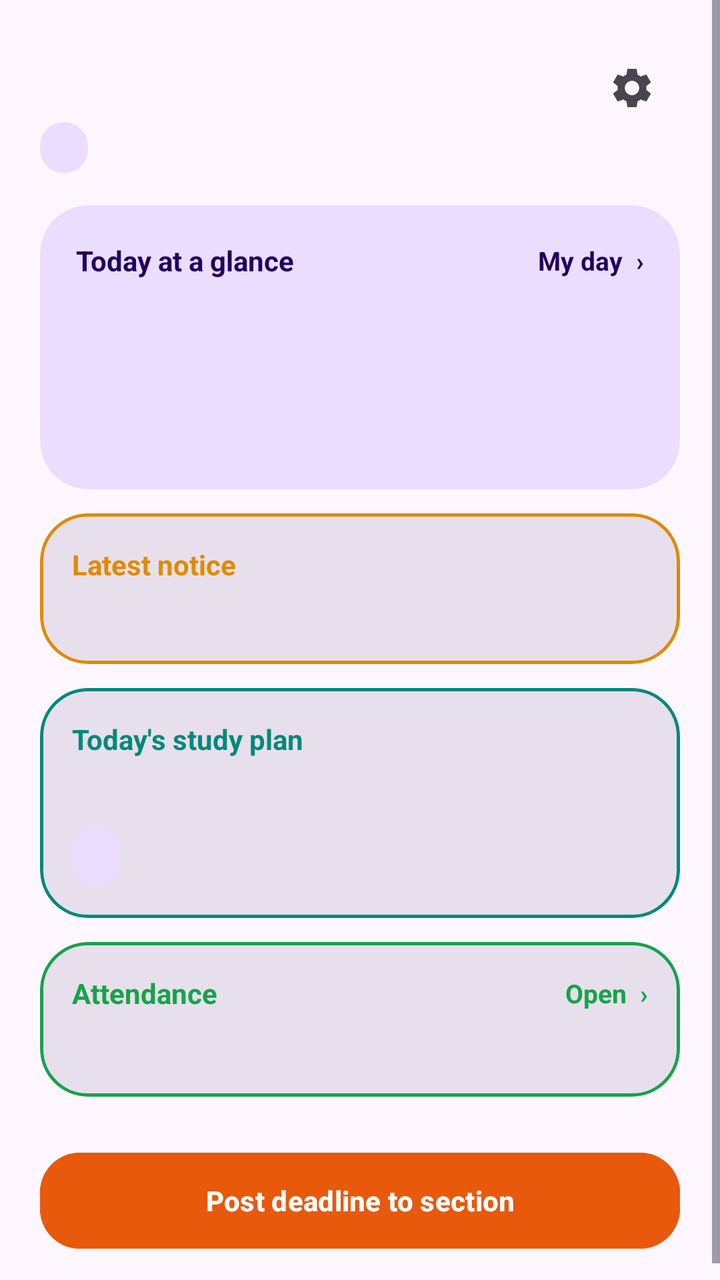
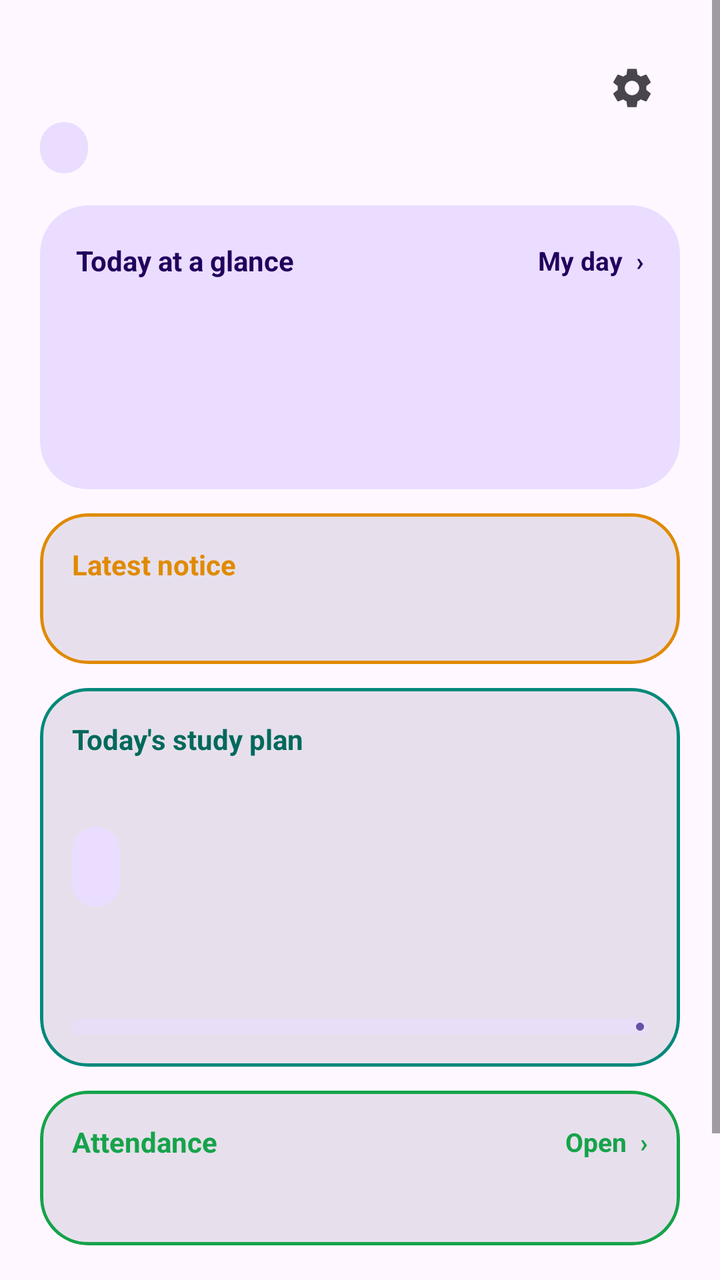

Screens rendered from an Android XML layout before and after an edit, with the pre-edit source and the edit as a unified diff.
<!-- AndroidManifest.xml: application theme Theme.CampusCompanion -->
<!-- res/layout/activity_main.xml -->
<?xml version="1.0" encoding="utf-8"?>
<ScrollView xmlns:android="http://schemas.android.com/apk/res/android"
    xmlns:app="http://schemas.android.com/apk/res-auto"
    android:layout_width="match_parent"
    android:layout_height="match_parent"
    android:fillViewport="true">

    <LinearLayout
        android:id="@+id/homeContainer"
        android:layout_width="match_parent"
        android:layout_height="wrap_content"
        android:orientation="vertical"
        android:padding="20dp">

        
        <LinearLayout
            android:layout_width="match_parent"
            android:layout_height="wrap_content"
            android:gravity="top"
            android:orientation="horizontal">

            <LinearLayout
                android:layout_width="0dp"
                android:layout_height="wrap_content"
                android:layout_weight="1"
                android:orientation="vertical">

                <TextView
                    android:id="@+id/tvGreeting"
                    android:layout_width="match_parent"
                    android:layout_height="wrap_content"
                    android:textColor="?attr/colorOnSurface"
                    android:textSize="26sp"
                    android:textStyle="bold" />

                <TextView
                    android:id="@+id/tvSection"
                    android:layout_width="wrap_content"
                    android:layout_height="wrap_content"
                    android:layout_marginTop="6dp"
                    android:background="@drawable/bg_chip"
                    android:paddingHorizontal="12dp"
                    android:paddingVertical="4dp"
                    android:textColor="?attr/colorOnPrimaryContainer"
                    android:textSize="13sp" />
            </LinearLayout>

            <ImageButton
                android:id="@+id/btnSettings"
                android:layout_width="48dp"
                android:layout_height="48dp"
                android:background="?attr/selectableItemBackgroundBorderless"
                android:contentDescription="Settings"
                android:src="@drawable/ic_settings"
                app:tint="?attr/colorOnSurfaceVariant" />
        </LinearLayout>

        
        <com.google.android.material.card.MaterialCardView
            android:id="@+id/cardGlance"
            android:layout_width="match_parent"
            android:layout_height="wrap_content"
            android:layout_marginTop="16dp"
            android:clickable="true"
            android:focusable="true"
            app:cardBackgroundColor="?attr/colorPrimaryContainer"
            app:cardCornerRadius="24dp"
            app:cardElevation="0dp"
            app:strokeWidth="0dp">

            <LinearLayout
                android:layout_width="match_parent"
                android:layout_height="wrap_content"
                android:orientation="vertical"
                android:padding="18dp">

                <LinearLayout
                    android:layout_width="match_parent"
                    android:layout_height="wrap_content"
                    android:gravity="center_vertical"
                    android:orientation="horizontal">

                    <TextView
                        android:layout_width="0dp"
                        android:layout_height="wrap_content"
                        android:layout_weight="1"
                        android:text="Today at a glance"
                        android:textColor="?attr/colorOnPrimaryContainer"
                        android:textSize="14sp"
                        android:textStyle="bold" />

                    <TextView
                        android:layout_width="wrap_content"
                        android:layout_height="wrap_content"
                        android:text="My day  &#8250;"
                        android:textColor="?attr/colorOnPrimaryContainer"
                        android:textSize="13sp"
                        android:textStyle="bold" />
                </LinearLayout>

                <TextView
                    android:id="@+id/tvWeather"
                    android:layout_width="match_parent"
                    android:layout_height="wrap_content"
                    android:layout_marginTop="10dp"
                    android:textColor="?attr/colorOnPrimaryContainer"
                    android:textSize="18sp"
                    android:textStyle="bold" />

                <TextView
                    android:id="@+id/tvNextClass"
                    android:layout_width="match_parent"
                    android:layout_height="wrap_content"
                    android:layout_marginTop="8dp"
                    android:lineSpacingExtra="2dp"
                    android:textColor="?attr/colorOnPrimaryContainer"
                    android:textSize="15sp" />

                <TextView
                    android:id="@+id/tvNextDeadline"
                    android:layout_width="match_parent"
                    android:layout_height="wrap_content"
                    android:layout_marginTop="4dp"
                    android:lineSpacingExtra="2dp"
                    android:textColor="?attr/colorOnPrimaryContainer"
                    android:textSize="15sp" />
            </LinearLayout>
        </com.google.android.material.card.MaterialCardView>

        
        <com.google.android.material.card.MaterialCardView
            android:id="@+id/cardNotice"
            android:layout_width="match_parent"
            android:layout_height="wrap_content"
            android:layout_marginTop="12dp"
            android:clickable="true"
            android:focusable="true"
            app:cardBackgroundColor="?attr/colorSurfaceVariant"
            app:cardCornerRadius="24dp"
            app:cardElevation="0dp"
            app:strokeColor="@color/home_notice"
            app:strokeWidth="1.5dp">

            <LinearLayout
                android:layout_width="match_parent"
                android:layout_height="wrap_content"
                android:orientation="vertical"
                android:padding="16dp">

                <LinearLayout
                    android:layout_width="match_parent"
                    android:layout_height="wrap_content"
                    android:gravity="center_vertical"
                    android:orientation="horizontal">

                    <TextView
                        android:layout_width="0dp"
                        android:layout_height="wrap_content"
                        android:layout_weight="1"
                        android:text="Latest notice"
                        android:textColor="@color/home_notice"
                        android:textSize="14sp"
                        android:textStyle="bold" />

                    <TextView
                        android:id="@+id/btnNoticeAck"
                        android:layout_width="wrap_content"
                        android:layout_height="wrap_content"
                        android:background="?attr/selectableItemBackground"
                        android:padding="6dp"
                        android:text="Got it"
                        android:textColor="@color/home_notice"
                        android:textSize="13sp"
                        android:textStyle="bold"
                        android:visibility="gone" />
                </LinearLayout>

                <TextView
                    android:id="@+id/tvNotice"
                    android:layout_width="match_parent"
                    android:layout_height="wrap_content"
                    android:layout_marginTop="4dp"
                    android:ellipsize="end"
                    android:lineSpacingExtra="3dp"
                    android:maxLines="3"
                    android:textColor="?attr/colorOnSurface"
                    android:textSize="15sp" />
            </LinearLayout>
        </com.google.android.material.card.MaterialCardView>

        
        <com.google.android.material.card.MaterialCardView
            android:id="@+id/cardStudy"
            android:layout_width="match_parent"
            android:layout_height="wrap_content"
            android:layout_marginTop="12dp"
            android:clickable="true"
            android:focusable="true"
            app:cardBackgroundColor="?attr/colorSurfaceVariant"
            app:cardCornerRadius="24dp"
            app:cardElevation="0dp"
            app:strokeColor="@color/study_teal"
            app:strokeWidth="1.5dp">

            <LinearLayout
                android:layout_width="match_parent"
                android:layout_height="wrap_content"
                android:orientation="vertical"
                android:padding="16dp">

                <TextView
                    android:layout_width="wrap_content"
                    android:layout_height="wrap_content"
                    android:text="Today's study plan"
                    android:textColor="@color/study_teal"
                    android:textSize="14sp"
                    android:textStyle="bold" />

                <TextView
                    android:id="@+id/tvStudyToday"
                    android:layout_width="match_parent"
                    android:layout_height="wrap_content"
                    android:layout_marginTop="6dp"
                    android:lineSpacingExtra="3dp"
                    android:textColor="?attr/colorOnSurface"
                    android:textSize="15sp" />

                <TextView
                    android:id="@+id/tvRevise"
                    android:layout_width="wrap_content"
                    android:layout_height="wrap_content"
                    android:layout_marginTop="8dp"
                    android:background="@drawable/bg_chip"
                    android:paddingHorizontal="12dp"
                    android:paddingVertical="6dp"
                    android:textColor="?attr/colorOnPrimaryContainer"
                    android:textSize="13sp"
                    android:textStyle="bold" />
            </LinearLayout>
        </com.google.android.material.card.MaterialCardView>

        
        <com.google.android.material.card.MaterialCardView
            android:id="@+id/cardAttendance"
            android:layout_width="match_parent"
            android:layout_height="wrap_content"
            android:layout_marginTop="12dp"
            android:clickable="true"
            android:focusable="true"
            app:cardBackgroundColor="?attr/colorSurfaceVariant"
            app:cardCornerRadius="24dp"
            app:cardElevation="0dp"
            app:strokeColor="@color/home_attendance"
            app:strokeWidth="1.5dp">

            <LinearLayout
                android:layout_width="match_parent"
                android:layout_height="wrap_content"
                android:orientation="vertical"
                android:padding="16dp">

                <LinearLayout
                    android:layout_width="match_parent"
                    android:layout_height="wrap_content"
                    android:gravity="center_vertical"
                    android:orientation="horizontal">

                    <TextView
                        android:layout_width="0dp"
                        android:layout_height="wrap_content"
                        android:layout_weight="1"
                        android:text="Attendance"
                        android:textColor="@color/home_attendance"
                        android:textSize="14sp"
                        android:textStyle="bold" />

                    <TextView
                        android:layout_width="wrap_content"
                        android:layout_height="wrap_content"
                        android:text="Open  &#8250;"
                        android:textColor="@color/home_attendance"
                        android:textSize="13sp"
                        android:textStyle="bold" />
                </LinearLayout>

                <TextView
                    android:id="@+id/tvAttendanceHome"
                    android:layout_width="match_parent"
                    android:layout_height="wrap_content"
                    android:layout_marginTop="6dp"
                    android:lineSpacingExtra="3dp"
                    android:textColor="?attr/colorOnSurface"
                    android:textSize="15sp" />
            </LinearLayout>
        </com.google.android.material.card.MaterialCardView>

        
        <LinearLayout
            android:id="@+id/tileGrid"
            android:layout_width="match_parent"
            android:layout_height="wrap_content"
            android:layout_marginHorizontal="-4dp"
            android:layout_marginTop="12dp"
            android:orientation="vertical" />

        
        <com.google.android.material.button.MaterialButton
            android:id="@+id/btnPost"
            android:layout_width="match_parent"
            android:layout_height="56dp"
            android:layout_marginTop="12dp"
            android:backgroundTint="@color/home_post"
            android:text="Post deadline to section"
            android:textColor="@android:color/white"
            android:textStyle="bold"
            app:cornerRadius="20dp" />
    </LinearLayout>
</ScrollView>
<!-- resources referenced by this layout -->
<resources>
  <color name="home_attendance">#16A34A</color>
  <color name="home_notice">#E08A00</color>
  <color name="home_post">#E8590C</color>
  <color name="study_teal">#00897B</color>
  <!-- drawable bg_chip (drawable) -->
  <?xml version="1.0" encoding="utf-8"?>
  <shape xmlns:android="http://schemas.android.com/apk/res/android"
      android:shape="rectangle">
      <solid android:color="?attr/colorPrimaryContainer" />
      <corners android:radius="50dp" />
  </shape>
  <!-- drawable ic_settings (drawable) -->
  <vector xmlns:android="http://schemas.android.com/apk/res/android"
      android:width="24dp"
      android:height="24dp"
      android:viewportWidth="24"
      android:viewportHeight="24">
      <path
          android:fillColor="#FF000000"
          android:pathData="M19.14,12.94c0.04,-0.3 0.06,-0.61 0.06,-0.94c0,-0.32 -0.02,-0.64 -0.07,-0.94l2.03,-1.58c0.18,-0.14 0.23,-0.41 0.12,-0.61l-1.92,-3.32c-0.12,-0.22 -0.37,-0.29 -0.59,-0.22l-2.39,0.96c-0.5,-0.38 -1.03,-0.7 -1.62,-0.94L14.4,2.81c-0.04,-0.24 -0.24,-0.41 -0.48,-0.41h-3.84c-0.24,0 -0.43,0.17 -0.47,0.41L9.25,5.35C8.66,5.59 8.12,5.92 7.63,6.29L5.24,5.33c-0.22,-0.08 -0.47,0 -0.59,0.22L2.74,8.87C2.62,9.08 2.66,9.34 2.86,9.48l2.03,1.58C4.84,11.36 4.8,11.69 4.8,12s0.02,0.64 0.07,0.94l-2.03,1.58c-0.18,0.14 -0.23,0.41 -0.12,0.61l1.92,3.32c0.12,0.22 0.37,0.29 0.59,0.22l2.39,-0.96c0.5,0.38 1.03,0.7 1.62,0.94l0.36,2.54c0.05,0.24 0.24,0.41 0.48,0.41h3.84c0.24,0 0.44,-0.17 0.47,-0.41l0.36,-2.54c0.59,-0.24 1.13,-0.56 1.62,-0.94l2.39,0.96c0.22,0.08 0.47,0 0.59,-0.22l1.92,-3.32c0.12,-0.22 0.07,-0.47 -0.12,-0.61L19.14,12.94zM12,15.6c-1.98,0 -3.6,-1.62 -3.6,-3.6s1.62,-3.6 3.6,-3.6s3.6,1.62 3.6,3.6S13.98,15.6 12,15.6z" />
  </vector>
  <style name="Theme.CampusCompanion" parent="Base.Theme.CampusCompanion" />
  <style name="Base.Theme.CampusCompanion" parent="Theme.Material3.DayNight.NoActionBar">
          
      </style>
</resources>

<!-- the commit's change to res/layout/activity_main.xml (unified diff, before → after) -->
@@ -124,6 +124,17 @@
                     android:lineSpacingExtra="2dp"
                     android:textColor="?attr/colorOnPrimaryContainer"
                     android:textSize="15sp" />
+
+                <TextView
+                    android:id="@+id/tvNextExam"
+                    android:layout_width="match_parent"
+                    android:layout_height="wrap_content"
+                    android:layout_marginTop="4dp"
+                    android:lineSpacingExtra="2dp"
+                    android:textColor="?attr/colorOnPrimaryContainer"
+                    android:textSize="15sp"
+                    android:textStyle="bold"
+                    android:visibility="gone" />
             </LinearLayout>
         </com.google.android.material.card.MaterialCardView>
 
@@ -167,6 +178,8 @@
                         android:layout_width="wrap_content"
                         android:layout_height="wrap_content"
                         android:background="?attr/selectableItemBackground"
+                        android:gravity="center_vertical"
+                        android:minHeight="48dp"
                         android:padding="6dp"
                         android:text="Got it"
                         android:textColor="@color/home_notice"
@@ -212,7 +225,7 @@
                     android:layout_width="wrap_content"
                     android:layout_height="wrap_content"
                     android:text="Today's study plan"
-                    android:textColor="@color/study_teal"
+                    android:textColor="@color/study_teal_text"
                     android:textSize="14sp"
                     android:textStyle="bold" />
 
@@ -231,11 +244,33 @@
                     android:layout_height="wrap_content"
                     android:layout_marginTop="8dp"
                     android:background="@drawable/bg_chip"
+                    android:gravity="center_vertical"
+                    android:minHeight="40dp"
                     android:paddingHorizontal="12dp"
                     android:paddingVertical="6dp"
                     android:textColor="?attr/colorOnPrimaryContainer"
                     android:textSize="13sp"
                     android:textStyle="bold" />
+
+                <TextView
+                    android:id="@+id/tvStudyGoal"
+                    android:layout_width="match_parent"
+                    android:layout_height="wrap_content"
+                    android:background="?attr/selectableItemBackground"
+                    android:gravity="center_vertical"
+                    android:minHeight="40dp"
+                    android:layout_marginTop="10dp"
+                    android:textColor="?attr/colorOnSurfaceVariant"
+                    android:textSize="13sp" />
+
+                <com.google.android.material.progressindicator.LinearProgressIndicator
+                    android:id="@+id/goalBar"
+                    android:layout_width="match_parent"
+                    android:layout_height="wrap_content"
+                    android:layout_marginTop="6dp"
+                    android:max="100"
+                    app:trackCornerRadius="4dp"
+                    app:trackThickness="8dp" />
             </LinearLayout>
         </com.google.android.material.card.MaterialCardView>
 
<!-- resource entries referenced after the edit -->
@@ -4,6 +4,7 @@
   <color name="home_notice">#E08A00</color>
   <color name="home_post">#E8590C</color>
   <color name="study_teal">#00897B</color>
+  <color name="study_teal_text">#00695C</color>
   <!-- drawable bg_chip (drawable) -->
   <?xml version="1.0" encoding="utf-8"?>
   <shape xmlns:android="http://schemas.android.com/apk/res/android"
